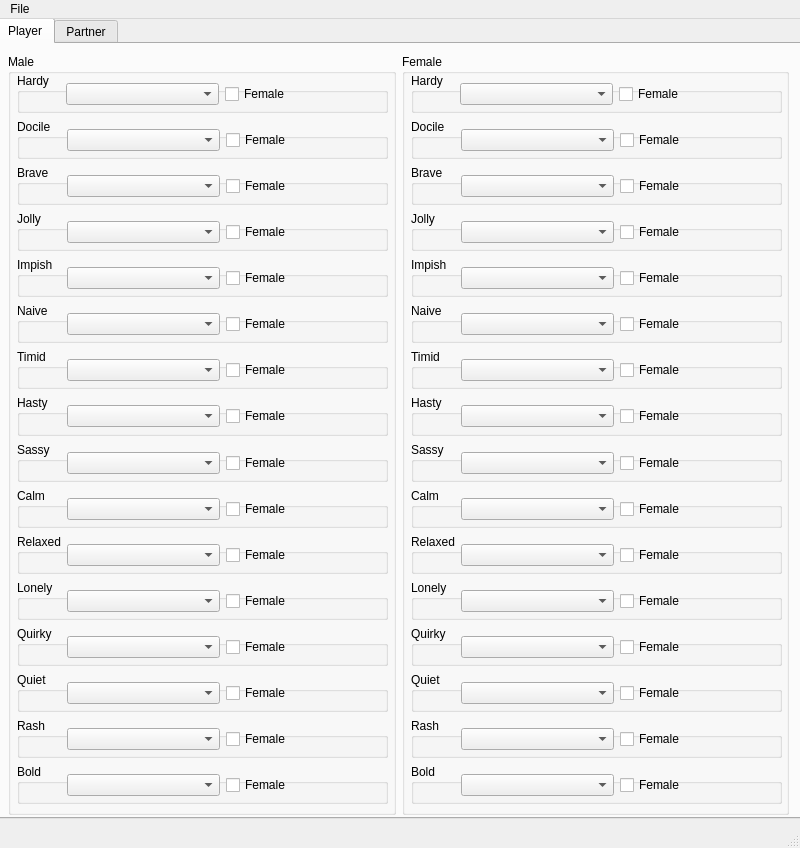
Old version of the form gui/starter.ui in the repository TenmaRH/PMD-Sky-Starter-Editor.
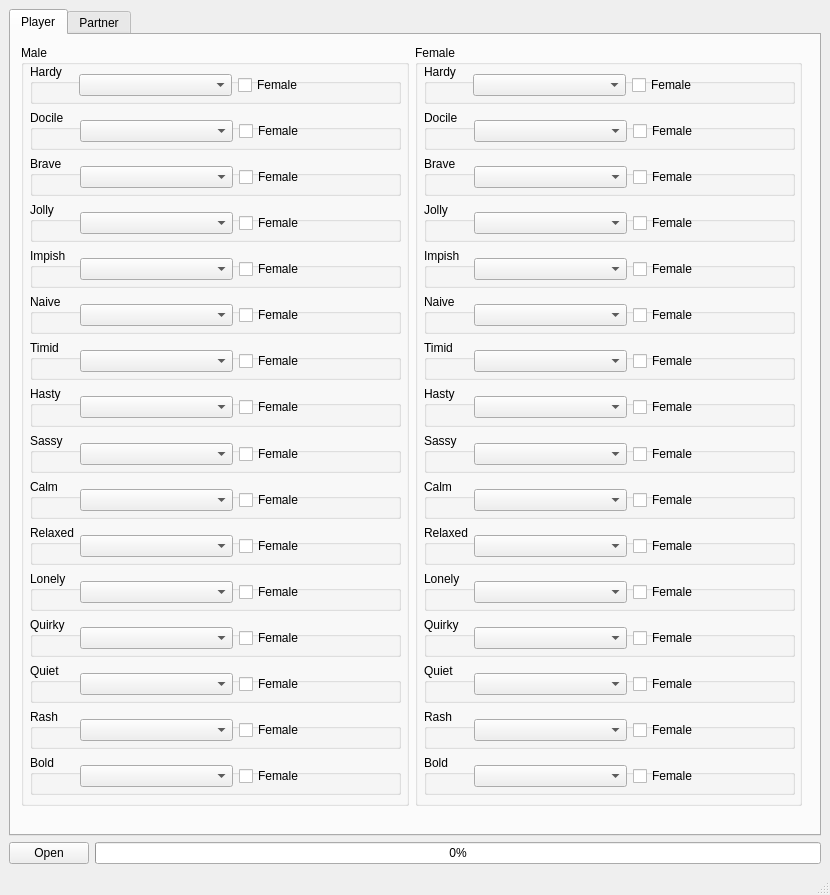
New version of the form.

Commit message: ndstool, fix names, fix portraits

```diff
--- a/gui/starter.ui
+++ b/gui/starter.ui
@@ -6,23 +6,29 @@
    <rect>
     <x>0</x>
     <y>0</y>
-    <width>800</width>
-    <height>848</height>
+    <width>830</width>
+    <height>895</height>
    </rect>
   </property>
+  <property name="minimumSize">
+   <size>
+    <width>830</width>
+    <height>895</height>
+   </size>
+  </property>
+  <property name="maximumSize">
+   <size>
+    <width>830</width>
+    <height>895</height>
+   </size>
+  </property>
   <property name="windowTitle">
    <string>PMD Sky Starter Editor</string>
   </property>
   <widget class="QWidget" name="centralwidget">
+   <layout class="QGridLayout" name="gridLayout_2">
+    <item row="0" column="0">
    <widget class="QTabWidget" name="tabWidget">
-    <property name="geometry">
-     <rect>
-      <x>-4</x>
-      <y>-1</y>
-      <width>811</width>
-      <height>801</height>
-     </rect>
-    </property>
     <property name="currentIndex">
      <number>0</number>
     </property>
@@ -1237,24 +1243,36 @@
      </widget>
     </widget>
    </widget>
+    </item>
+    <item row="1" column="0">
+     <layout class="QHBoxLayout" name="horizontalLayout">
+      <item>
+       <widget class="QPushButton" name="openButton">
+        <property name="text">
+         <string>Open</string>
+        </property>
+       </widget>
+      </item>
+      <item>
+       <widget class="QProgressBar" name="progressBar">
+        <property name="value">
+         <number>0</number>
+        </property>
+       </widget>
+      </item>
+     </layout>
+    </item>
+   </layout>
   </widget>
   <widget class="QMenuBar" name="menubar">
    <property name="geometry">
     <rect>
      <x>0</x>
      <y>0</y>
-     <width>800</width>
+     <width>830</width>
      <height>21</height>
     </rect>
    </property>
-   <widget class="QMenu" name="menuFile">
-    <property name="title">
-     <string>File</string>
-    </property>
-    <addaction name="actionOpen"/>
-    <addaction name="actionSave"/>
-   </widget>
-   <addaction name="menuFile"/>
   </widget>
   <widget class="QStatusBar" name="statusbar"/>
   <action name="actionOpen">
```
Lines whose indentation alone changed are shown as unchanged. The commit also changes 2 other files.
